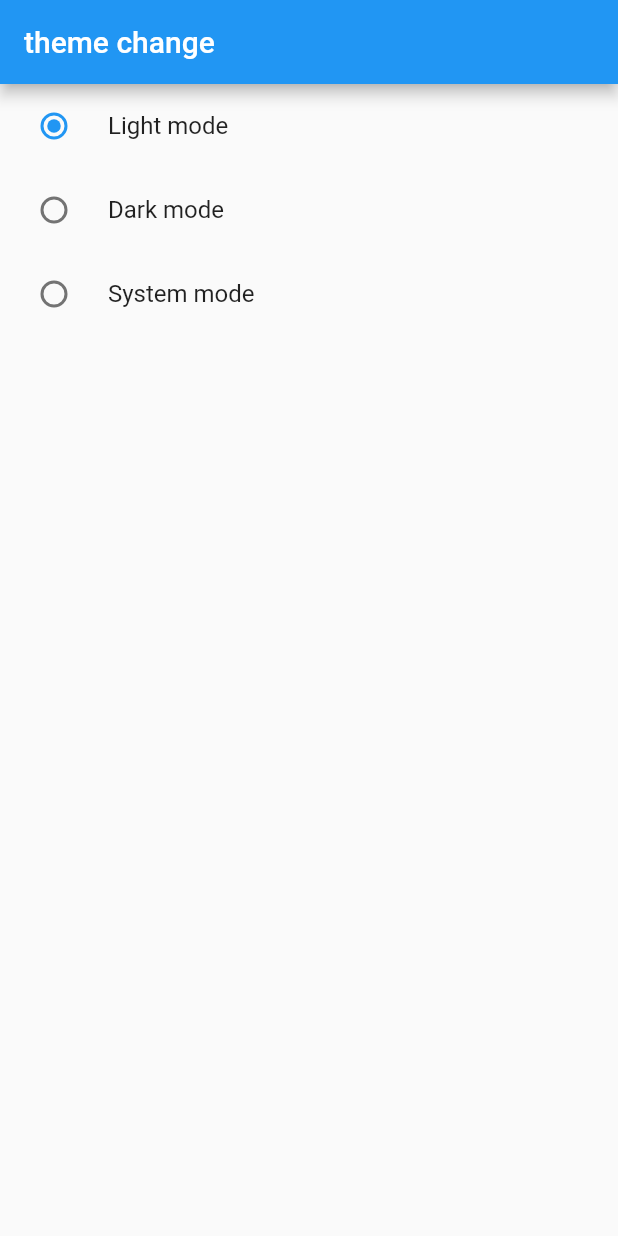
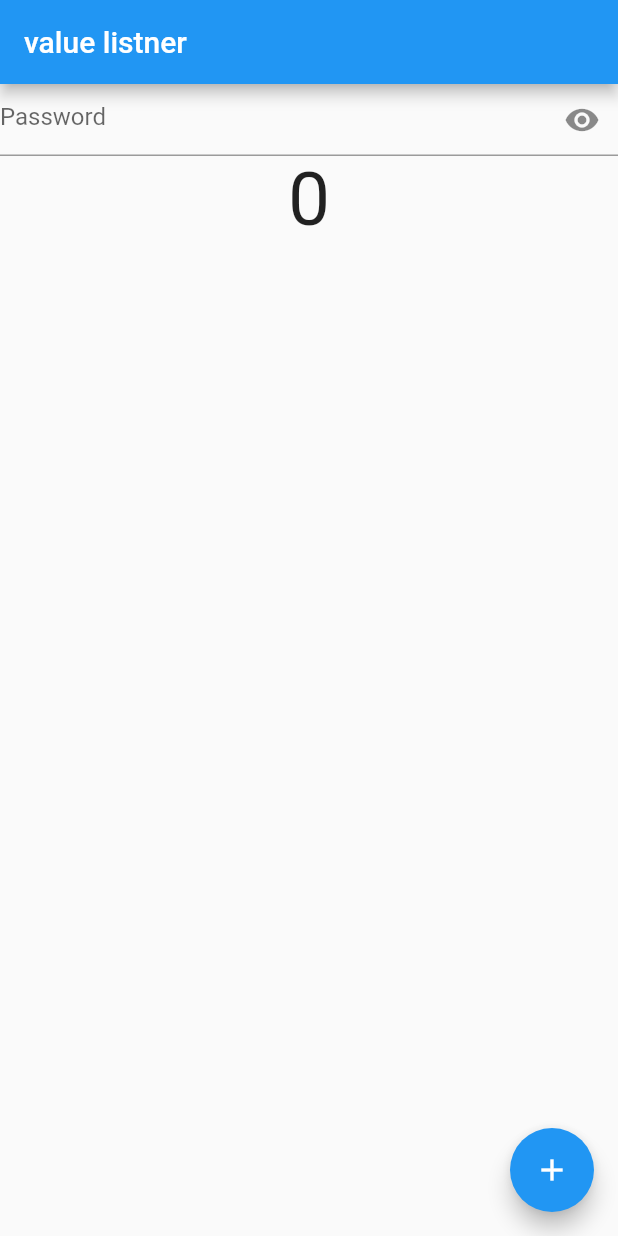
Before and after one commit to ashishpandey2600/StateManagementflutter, a Flutter app: the screen it shows after launch, on a phone screen of 412 x 824 dp. Run offline on Flutter 3.47's test engine with Material 2 defaults, Android fonts, the light colour scheme and no system bars.

Commit message:
added  ValueNotifier to obscure and unobscure the password

```diff
--- a/statemagementflutter/lib/main.dart
+++ b/statemagementflutter/lib/main.dart
@@ -8,6 +8,7 @@ import 'package:statemagementflutter/screen/count.dart';
 import 'package:statemagementflutter/screen/darttheme.dart';
 import 'package:statemagementflutter/screen/exampleone.dart';
 import 'package:statemagementflutter/screen/favourite/favouritescreen.dart';
+import 'package:statemagementflutter/screen/value_notify_listner.dart';
 
 void main() {
   runApp(const MyApp());
@@ -39,7 +40,7 @@ class _MyAppState extends State<MyApp> {
 
               theme: themeChanger.themeMode,
               title: "Provider ",
-              home: DarkTheme(),
+              home: NotifyListnerScreen(),
           );
         }
         ),
--- /dev/null
+++ b/statemagementflutter/lib/screen/value_notify_listner.dart
@@ -0,0 +1,54 @@
+import 'package:flutter/material.dart';
+import 'package:provider/provider.dart';
+
+class NotifyListnerScreen extends StatelessWidget {
+  NotifyListnerScreen({super.key});
+
+  ValueNotifier<int> _counter = ValueNotifier<int>(0);
+  ValueNotifier<bool> toggle = ValueNotifier<bool>(false);
+  @override
+  Widget build(BuildContext context) {
+    return Scaffold(
+      appBar: AppBar(title: Text("value listner")),
+      body: Column(
+        children: [
+          ValueListenableBuilder(
+              valueListenable: toggle,
+              builder: (context, value, child) {
+                return TextFormField(
+                  decoration: InputDecoration(
+                    hintText: 'Password',
+                    suffixIcon: InkWell(
+                      onTap: () {
+                        toggle.value = !toggle.value;
+                      },
+                      child: Icon(toggle.value
+                          ? Icons.visibility_off_outlined
+                          : Icons.visibility),
+                    ),
+                  ),
+                  obscureText: toggle.value,
+                );
+              }),
+          Center(
+              child: ValueListenableBuilder(
+            valueListenable: _counter,
+            builder: (context, value, child) {
+              return Text(
+                _counter.value.toString(),
+                style: TextStyle(fontSize: 50),
+              );
+            },
+          )),
+        ],
+      ),
+      floatingActionButton: FloatingActionButton(
+        onPressed: () {
+          _counter.value++;
+          print(_counter.value.toString());
+        },
+        child: Icon(Icons.add),
+      ),
+    );
+  }
+}
```
